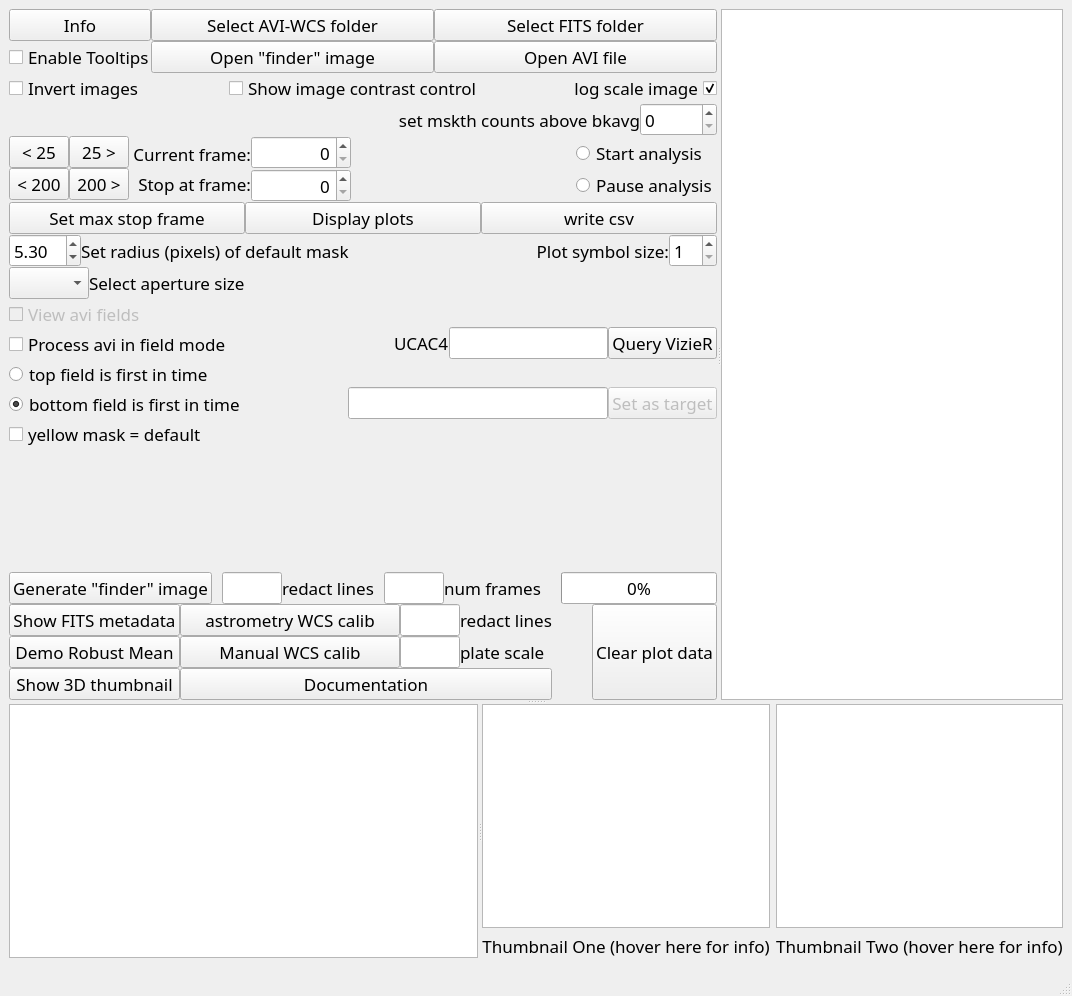
This is src/pymovie/PyMovie.ui in bob-anderson-ok/pymovie as Qt 5 draws it before an edit. The edited form follows.
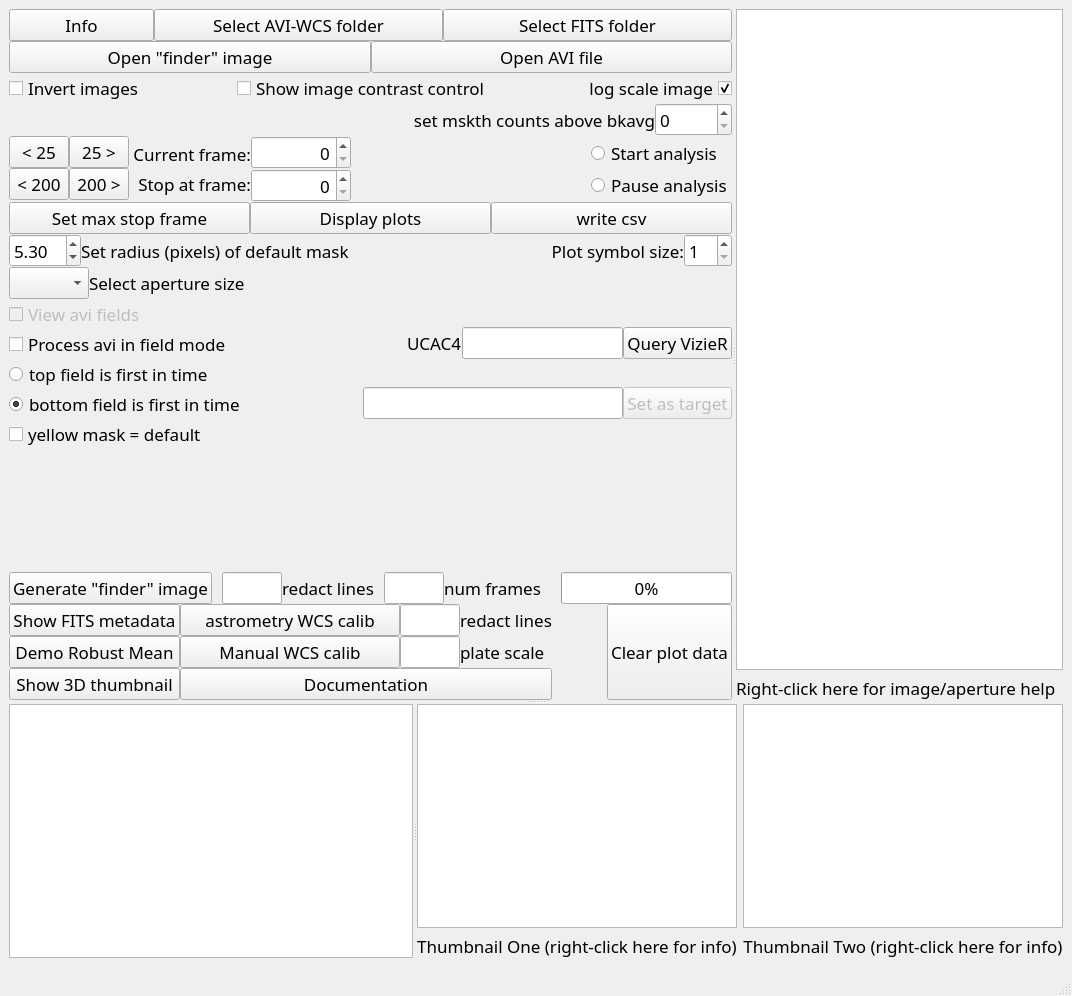
This is the edited form. Custom widgets are drawn as their Qt base class.

Commit message: Changed the help system from 'hover' based to right-click

Patch:
```diff
--- a/src/pymovie/PyMovie.ui
+++ b/src/pymovie/PyMovie.ui
@@ -26,6 +26,12 @@
    <layout class="QGridLayout" name="gridLayout">
     <item row="0" column="0">
      <widget class="QSplitter" name="splitter_3">
+      <property name="sizePolicy">
+       <sizepolicy hsizetype="Expanding" vsizetype="Preferred">
+        <horstretch>0</horstretch>
+        <verstretch>2</verstretch>
+       </sizepolicy>
+      </property>
       <property name="orientation">
        <enum>Qt::Vertical</enum>
       </property>
@@ -91,32 +97,10 @@
           </layout>
          </item>
          <item>
-          <layout class="QHBoxLayout" name="horizontalLayout_12" stretch="1,2,2">
+          <layout class="QHBoxLayout" name="horizontalLayout_12" stretch="2,2">
            <property name="spacing">
             <number>-1</number>
            </property>
-           <item>
-            <widget class="QCheckBox" name="enableHoverHelpCheckBox">
-             <property name="minimumSize">
-              <size>
-               <width>40</width>
-               <height>0</height>
-              </size>
-             </property>
-             <property name="maximumSize">
-              <size>
-               <width>16777215</width>
-               <height>16777215</height>
-              </size>
-             </property>
-             <property name="toolTip">
-              <string>&lt;html&gt;&lt;head/&gt;&lt;body&gt;&lt;p&gt;The best way to use the 'Tooltip' system employed by this app is to position this dialog box off to one side where it won't be covered by the main app window once that has been made active.&lt;/p&gt;&lt;p&gt;This dialog box will be dynamically updated any time you hover over an item in the main app window that has 'hover help' text associated with it.&lt;/p&gt;&lt;/body&gt;&lt;/html&gt;</string>
-             </property>
-             <property name="text">
-              <string>Enable Tooltips</string>
-             </property>
-            </widget>
-           </item>
            <item>
             <widget class="QPushButton" name="openBmpPushButton">
              <property name="toolTip">
@@ -1319,6 +1303,9 @@
          </item>
         </layout>
        </widget>
+       <widget class="QWidget" name="">
+        <layout class="QVBoxLayout" name="verticalLayout_13">
+         <item>
        <widget class="ImageView" name="frameView">
         <property name="sizePolicy">
          <sizepolicy hsizetype="Expanding" vsizetype="Expanding">
@@ -1327,8 +1314,21 @@
          </sizepolicy>
         </property>
         <property name="toolTip">
-         <string>&lt;html&gt;&lt;head/&gt;&lt;body&gt;&lt;p&gt;Context menus invoked by the usual mouse right-click are used to place measurement apertures, change their properties, name them, remove them, and control the image view itself.&lt;/p&gt;&lt;p&gt;For controlling the image view itself, a left-click and hold will allow the image to be panned in all directions with subsequent mouse movement.&lt;/p&gt;&lt;p&gt;A right-click and hold allows zooming in the direction of subsequent mouse movement.&lt;/p&gt;&lt;p&gt;A right-click in a region that does not contain a measuring aperture will cause a context menu to appear that has &lt;span style=&quot; font-weight:600; color:#fc0107;&quot;&gt;Add snap-to-blob aperture&lt;/span&gt; and &lt;span style=&quot; font-weight:600; color:#fc0107;&quot;&gt;Add static aperture (no snap)&lt;/span&gt; menu entries. You will almost always be using the 'snap-to-blob' aperture; &lt;span style=&quot; font-weight:600; color:#fc0107;&quot;&gt;Add static aperture (no snap&lt;/span&gt;&lt;span style=&quot; font-weight:600;&quot;&gt;)&lt;/span&gt; is used for placing an aperture exactly where you want it (i.e., no snap). This will most commonly be used for placing a &lt;span style=&quot; font-weight:600; text-decoration: underline;&quot;&gt;white&lt;/span&gt; aperture (see below) and for placing an aperture on a &amp;quot;finder&amp;quot; image.&lt;/p&gt;&lt;p&gt;On this same context menu, there are menu items for controlling aspects of the image view itself; the most used menu item will be &lt;span style=&quot; font-weight:600; color:#fc0107;&quot;&gt;View all&lt;/span&gt;, used after a &lt;span style=&quot; font-weight:600; text-decoration: underline; color:#fc0107;&quot;&gt;scroll wheel zoom&lt;/span&gt; or &lt;span style=&quot; text-decoration: underline; color:#fc0107;&quot;&gt;left-click-drag-for-pan&lt;/span&gt; have been used to adjust the view to return the size and position to the original condition.&lt;/p&gt;&lt;p&gt;A right-click &lt;span style=&quot; font-weight:600; text-decoration: underline;&quot;&gt;inside&lt;/span&gt; a measurement aperture brings up a context menu that allows you to change propertires of the aperture. You will be most concerned with the color of the aperture:&lt;/p&gt;&lt;p&gt;A &lt;span style=&quot; font-weight:600; text-decoration: underline;&quot;&gt;yellow&lt;/span&gt; aperture around a bright star causes that star to be used as a tracking reference. If you select a single star as a tracking reference, translation movements (the image as a whole moves some number of pixels up, down, and sideways) of the star field will be tracked. The aperture constellation as a whole will be translated.&lt;/p&gt;&lt;p&gt;You can add a second yellow aperture (no more than two are allowed) if there a possibility of field rotation as well as field translation. In this case, tracking equations are used that allow for the aperture constellation as a whole to be both rotated and translated in order to follow the star field.&lt;/p&gt;&lt;p&gt;A &lt;span style=&quot; font-weight:600; text-decoration: underline;&quot;&gt;green&lt;/span&gt; aperture is connected to the threshold setting spinner to make it easier to modify threshold settings. That spinner has the longish title: &lt;span style=&quot; color:#fc0107;&quot;&gt;set mskth counts above bkavg&lt;/span&gt;&lt;/p&gt;&lt;p&gt;A &lt;span style=&quot; font-weight:600; text-decoration: underline;&quot;&gt;white&lt;/span&gt; aperture is useful when flash-tags have been recorded in the video. The special thing about a white aperture is that all pixels in the aperture are summed and output as the 'signal' with no background subtraction. Such a signal can be employed by PyOTE to provide an alternative to the timestamp overlay from Video Time Inserters.  In addition, a 'white' aperture always stays where placed --- it does not track and is never part of an aperture constellation group.&lt;/p&gt;&lt;p&gt;A &lt;span style=&quot; font-weight:600; text-decoration: underline;&quot;&gt;red&lt;/span&gt; aperture has the special property that it will only form a mask from a blob that is within 8 pixels of the center. This helps keep a nearby bright star from interfering with mask formation..&lt;/p&gt;&lt;/body&gt;&lt;/html&gt;</string>
-        </property>
+            <string/>
+           </property>
+          </widget>
+         </item>
+         <item>
+          <widget class="QLabel" name="mainImageLabel">
+           <property name="toolTip">
+            <string>&lt;html&gt;&lt;head/&gt;&lt;body&gt;&lt;p&gt;Context menus invoked by the usual mouse right-click are used to place measurement apertures, change their properties, name them, remove them, and control the image view itself.&lt;/p&gt;&lt;p&gt;For controlling the image view itself, a left-click and hold will allow the image to be panned in all directions with subsequent mouse movement.&lt;/p&gt;&lt;p&gt;A right-click and hold allows zooming in the direction of subsequent mouse movement.&lt;/p&gt;&lt;p&gt;A right-click in a region that does not contain a measuring aperture will cause a context menu to appear that has &lt;span style=&quot; font-weight:600; color:#fc0107;&quot;&gt;Add snap-to-blob aperture&lt;/span&gt; and &lt;span style=&quot; font-weight:600; color:#fc0107;&quot;&gt;Add static aperture (no snap)&lt;/span&gt; menu entries. You will almost always be using the 'snap-to-blob' aperture; &lt;span style=&quot; font-weight:600; color:#fc0107;&quot;&gt;Add static aperture (no snap&lt;/span&gt;&lt;span style=&quot; font-weight:600;&quot;&gt;)&lt;/span&gt; is used for placing an aperture exactly where you want it (i.e., no snap). This will most commonly be used for placing a &lt;span style=&quot; font-weight:600; text-decoration: underline;&quot;&gt;white&lt;/span&gt; aperture (see below) and for placing an aperture on a &amp;quot;finder&amp;quot; image.&lt;/p&gt;&lt;p&gt;On this same context menu, there are menu items for controlling aspects of the image view itself; the most used menu item will be &lt;span style=&quot; font-weight:600; color:#fc0107;&quot;&gt;View all&lt;/span&gt;, used after a &lt;span style=&quot; font-weight:600; text-decoration: underline; color:#fc0107;&quot;&gt;scroll wheel zoom&lt;/span&gt; or &lt;span style=&quot; text-decoration: underline; color:#fc0107;&quot;&gt;left-click-drag-for-pan&lt;/span&gt; have been used to adjust the view to return the size and position to the original condition.&lt;/p&gt;&lt;p&gt;A right-click &lt;span style=&quot; font-weight:600; text-decoration: underline;&quot;&gt;inside&lt;/span&gt; a measurement aperture brings up a context menu that allows you to change propertires of the aperture. You will be most concerned with the color of the aperture:&lt;/p&gt;&lt;p&gt;A &lt;span style=&quot; font-weight:600; text-decoration: underline;&quot;&gt;yellow&lt;/span&gt; aperture around a bright star causes that star to be used as a tracking reference. If you select a single star as a tracking reference, translation movements (the image as a whole moves some number of pixels up, down, and sideways) of the star field will be tracked. The aperture constellation as a whole will be translated.&lt;/p&gt;&lt;p&gt;You can add a second yellow aperture (no more than two are allowed) if there a possibility of field rotation as well as field translation. In this case, tracking equations are used that allow for the aperture constellation as a whole to be both rotated and translated in order to follow the star field.&lt;/p&gt;&lt;p&gt;A &lt;span style=&quot; font-weight:600; text-decoration: underline;&quot;&gt;green&lt;/span&gt; aperture is connected to the threshold setting spinner to make it easier to modify threshold settings. That spinner has the longish title: &lt;span style=&quot; color:#fc0107;&quot;&gt;set mskth counts above bkavg&lt;/span&gt;&lt;/p&gt;&lt;p&gt;A &lt;span style=&quot; font-weight:600; text-decoration: underline;&quot;&gt;white&lt;/span&gt; aperture is useful when flash-tags have been recorded in the video. The special thing about a white aperture is that all pixels in the aperture are summed and output as the 'signal' with no background subtraction. Such a signal can be employed by PyOTE to provide an alternative to the timestamp overlay from Video Time Inserters. In addition, a 'white' aperture always stays where placed --- it does not track and is never part of an aperture constellation group.&lt;/p&gt;&lt;p&gt;A &lt;span style=&quot; font-weight:600; text-decoration: underline;&quot;&gt;red&lt;/span&gt; aperture has the special property that it will only form a mask from a blob that is within 8 pixels of the center. This helps keep a nearby bright star from interfering with mask formation..&lt;/p&gt;&lt;/body&gt;&lt;/html&gt;</string>
+           </property>
+           <property name="text">
+            <string>Right-click here for image/aperture help</string>
+           </property>
+          </widget>
+         </item>
+        </layout>
        </widget>
       </widget>
       <widget class="QSplitter" name="splitter">
@@ -1366,7 +1366,7 @@
               <string>&lt;html&gt;&lt;head/&gt;&lt;body&gt;&lt;p&gt;&lt;span style=&quot; font-size:14pt;&quot;&gt;This panel shows a zoomed version of the image contained within the aperture boundaries.&lt;/span&gt;&lt;/p&gt;&lt;/body&gt;&lt;/html&gt;</string>
              </property>
              <property name="text">
-              <string>Thumbnail One (hover here for info)</string>
+              <string>&lt;html&gt;&lt;head/&gt;&lt;body&gt;&lt;p&gt;Thumbnail One (right-click here for info)&lt;/p&gt;&lt;/body&gt;&lt;/html&gt;</string>
              </property>
              <property name="alignment">
               <set>Qt::AlignCenter</set>
@@ -1386,7 +1386,7 @@
               <string>&lt;html&gt;&lt;head/&gt;&lt;body&gt;&lt;p&gt;This image shows the mask that will be applied to the image shown in Thumbnail One.&lt;/p&gt;&lt;p&gt;Currently, the 'mask' is dynamically calculated by the following steps: &lt;/p&gt;&lt;p&gt;1) Thumbnail One is blurred using a 5x5 pixel Gaussian.&lt;/p&gt;&lt;p&gt;2) &lt;span style=&quot; font-weight:600; color:#fc0107;&quot;&gt;set mskth counts above bkavg&lt;/span&gt; is used to turn the blurred Thumbnail One image into a binary image (only the values 0 and 1 are present) by setting to 0 all pixels that are &amp;lt;= &lt;span style=&quot; font-weight:600; color:#fc0107;&quot;&gt;set mskth counts above bkavg &lt;/span&gt;&lt;span style=&quot; color:#fc0107;&quot;&gt;+ bkavg&lt;/span&gt; and setting to 1 all pixels that are greater than &lt;span style=&quot; font-weight:600; color:#fc0107;&quot;&gt;set mskth counts above bkavg &lt;/span&gt;&lt;span style=&quot; color:#fc0107;&quot;&gt;+ bkavg&lt;/span&gt;. &lt;/p&gt;&lt;p&gt;3) The resulting binary image is processed to find all 'blobs' (connected groups of pixels with value 1).&lt;/p&gt;&lt;p&gt;4) The signal contained in each blob is computed (with background subtraction).&lt;/p&gt;&lt;p&gt;5) If a tracking star is present and this is a target star (non-yellow aperture), an additional constraint is enforced: the centroid of the 'blob' must lie within a 8 pixel radius of the aperture center. This helps suppress any bright stars that may be in the aperture, but not in the center.&lt;/p&gt;&lt;p&gt;6) The 'blob' found in step 5 is turned into the mask that is displayed in this thumbnail.&lt;/p&gt;&lt;/body&gt;&lt;/html&gt;</string>
              </property>
              <property name="text">
-              <string>Thumbnail Two (hover here for info)</string>
+              <string>&lt;html&gt;&lt;head/&gt;&lt;body&gt;&lt;p&gt;Thumbnail Two (right-click here for info)&lt;/p&gt;&lt;/body&gt;&lt;/html&gt;</string>
              </property>
              <property name="alignment">
               <set>Qt::AlignCenter</set>
```
Lines whose indentation alone changed are shown as unchanged. The commit also changes 7 other files.
